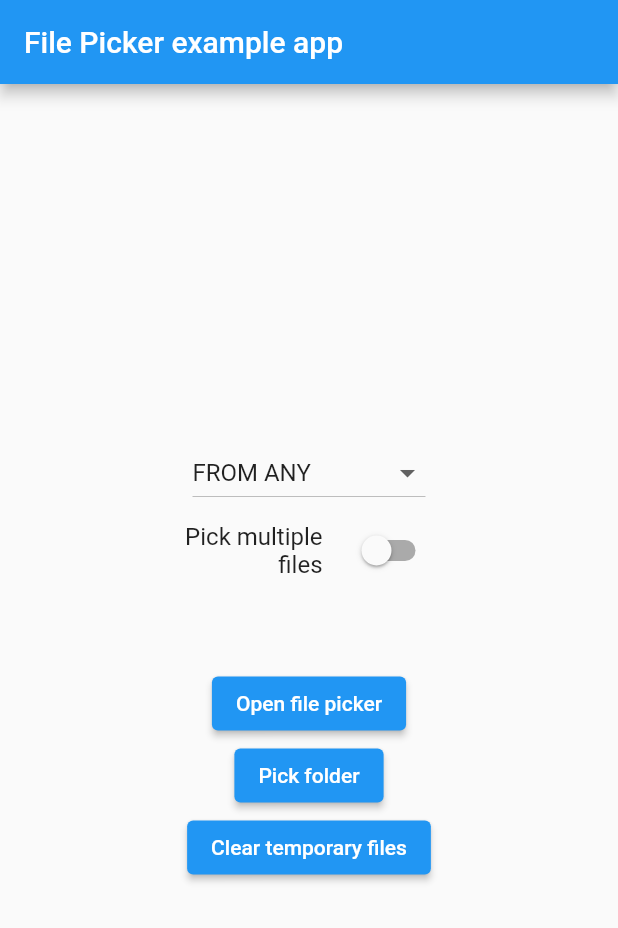
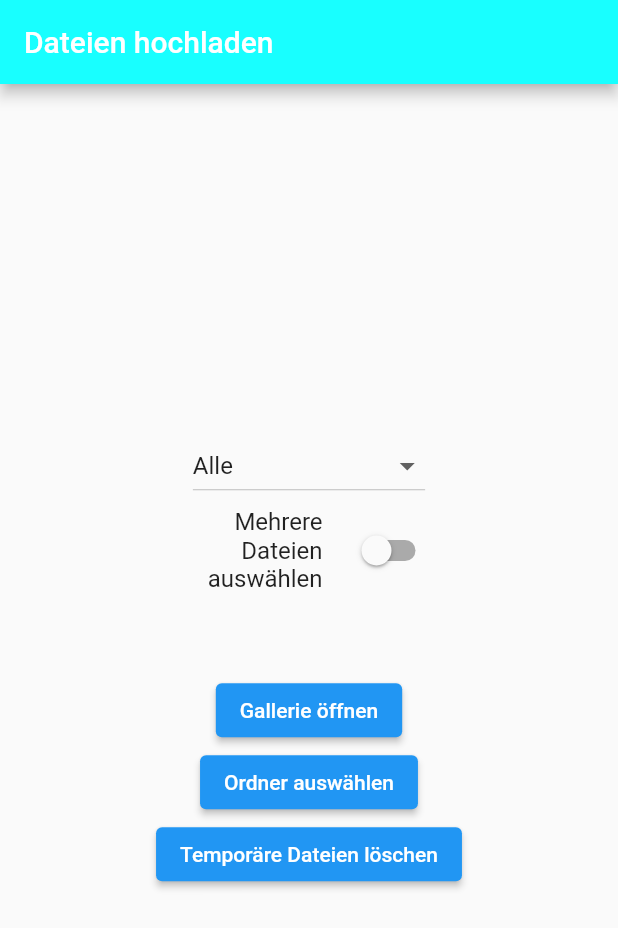
Before and after one commit to haUk2/file_manager, a Flutter app: the HomeScreen screen opened directly, after a tap on "Dateien hochladen", on a phone screen of 412 x 824 dp. Shown: the top 928 px of the screen. Run offline on Flutter 3.47's test engine with Material 2 defaults, Android fonts, the phone set to English and light mode, and no system bars; our stand-ins replace cloud_firestore, file_picker, firebase_auth, firebase_core, fluttertoast; accounts and stored records are empty.

Commit message:
Update filepicker.dart

```diff
--- a/lib/File Picker/filepicker.dart
+++ b/lib/File Picker/filepicker.dart
@@ -80,8 +80,8 @@ class _FilePickerDemoState extends State<FilePickerDemo> {
       home: Scaffold(
         key: _scaffoldKey,
         appBar: AppBar(
-          title: const Text('File Picker example app'),
-        ),
+            title: const Text('Dateien hochladen'),
+            backgroundColor: Colors.cyanAccent),
         body: Center(
             child: Padding(
           padding: const EdgeInsets.only(left: 10.0, right: 10.0),
@@ -96,27 +96,27 @@ class _FilePickerDemoState extends State<FilePickerDemo> {
                       value: _pickingType,
                       items: const <DropdownMenuItem<FileType>>[
                         DropdownMenuItem(
-                          child: Text('FROM AUDIO'),
+                          child: Text('Audio'),
                           value: FileType.audio,
                         ),
                         DropdownMenuItem(
-                          child: Text('FROM IMAGE'),
+                          child: Text('Bilder'),
                           value: FileType.image,
                         ),
                         DropdownMenuItem(
-                          child: Text('FROM VIDEO'),
+                          child: Text('Video'),
                           value: FileType.video,
                         ),
                         DropdownMenuItem(
-                          child: Text('FROM MEDIA'),
+                          child: Text('Medien'),
                           value: FileType.media,
                         ),
                         DropdownMenuItem(
-                          child: Text('FROM ANY'),
+                          child: Text('Alle'),
                           value: FileType.any,
                         ),
                         DropdownMenuItem(
-                          child: Text('CUSTOM FORMAT'),
+                          child: Text('Benutzerdefiniert'),
                           value: FileType.custom,
                         ),
                       ],
@@ -134,8 +134,8 @@ class _FilePickerDemoState extends State<FilePickerDemo> {
                           maxLength: 15,
                           autovalidateMode: AutovalidateMode.always,
                           controller: _controller,
-                          decoration: const InputDecoration(
-                              labelText: 'File extension'),
+                          decoration:
+                              const InputDecoration(labelText: 'Datentyp'),
                           keyboardType: TextInputType.text,
                           textCapitalization: TextCapitalization.none,
                         )
@@ -144,7 +144,7 @@ class _FilePickerDemoState extends State<FilePickerDemo> {
                 ConstrainedBox(
                   constraints: const BoxConstraints.tightFor(width: 200.0),
                   child: SwitchListTile.adaptive(
-                    title: const Text('Pick multiple files',
+                    title: const Text('Mehrere Dateien auswählen',
                         textAlign: TextAlign.right),
                     onChanged: (bool value) =>
                         setState(() => _multiPick = value),
@@ -157,15 +157,15 @@ class _FilePickerDemoState extends State<FilePickerDemo> {
                     children: <Widget>[
                       ElevatedButton(
                         onPressed: () => _openFileExplorer(),
-                        child: const Text("Open file picker"),
+                        child: const Text("Gallerie öffnen"),
                       ),
                       ElevatedButton(
                         onPressed: () => _selectFolder(),
-                        child: const Text("Pick folder"),
+                        child: const Text("Ordner auswählen"),
                       ),
                       ElevatedButton(
                         onPressed: () => _clearCachedFiles(),
-                        child: const Text("Clear temporary files"),
+                        child: const Text("Temporäre Dateien löschen"),
                       ),
                     ],
                   ),
@@ -178,7 +178,7 @@ class _FilePickerDemoState extends State<FilePickerDemo> {
                         )
                       : _directoryPath != null
                           ? ListTile(
-                              title: const Text('Directory path'),
+                              title: const Text('Verzeichnispfad'),
                               subtitle: Text(_directoryPath!),
                             )
                           : _paths != null
@@ -196,7 +196,7 @@ class _FilePickerDemoState extends State<FilePickerDemo> {
                                         (BuildContext context, int index) {
                                       final bool isMultiPath =
                                           _paths != null && _paths!.isNotEmpty;
-                                      final String name = 'File $index: ' +
+                                      final String name = 'Datei $index: ' +
                                           (isMultiPath
                                               ? _paths!
                                                   .map((e) => e.name)
```
